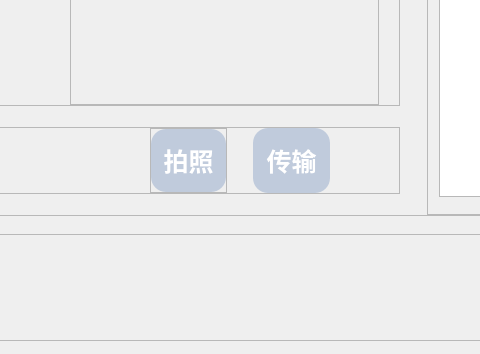
Above: ui/home.ui from CDI998/rk3562_ui before the change; both pictures show x 571 to 1051 and y 446 to 800 of the 1280 by 800 pixel window. Below: the same form after it.
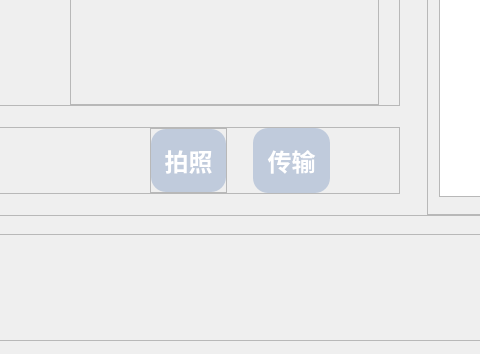
That is the form after the change. The open tabs and pages were chosen to show the change. Icons and pictures are not drawn.

```diff
--- a/ui/home.ui
+++ b/ui/home.ui
@@ -2349,8 +2349,8 @@
                        </property>
                        <property name="font">
                         <font>
-                         <family>Microsoft YaHei</family>
-                         <pointsize>-1</pointsize>
+                         <family>微软雅黑</family>
+                         <pointsize>18</pointsize>
                          <weight>75</weight>
                          <bold>true</bold>
                         </font>
@@ -2365,9 +2365,7 @@
     color: #ffffff;              /* 文字颜色（白色） */
     border: none;                /* 去掉默认边框 */
     padding: 6px 6px;           /* 内边距（上下6px，左右16px），避免文字贴边 */
-    font-family: &quot;Microsoft YaHei&quot;;  /* 微软雅黑（英文写法，兼容所有系统） */
-    font-weight: bold;              /* 加粗 */
-    font-size: 25px;             /* 文字大小 */
+
 }
 
 QPushButton:pressed {
@@ -2407,8 +2405,8 @@
                     </property>
                     <property name="font">
                      <font>
-                      <family>Microsoft YaHei</family>
-                      <pointsize>-1</pointsize>
+                      <family>微软雅黑</family>
+                      <pointsize>18</pointsize>
                       <weight>75</weight>
                       <bold>true</bold>
                      </font>
@@ -2423,9 +2421,6 @@
     color: #ffffff;              /* 文字颜色（白色） */
     border: none;                /* 去掉默认边框 */
     padding: 6px 6px;           /* 内边距（上下6px，左右16px），避免文字贴边 */
-    font-family: &quot;Microsoft YaHei&quot;;  /* 微软雅黑（英文写法，兼容所有系统） */
-    font-weight: bold;              /* 加粗 */
-    font-size: 25px;             /* 文字大小 */
 }
 
 QPushButton:pressed {
```
Left out of the diff: 14 changed lines with no effect on the pictures.
